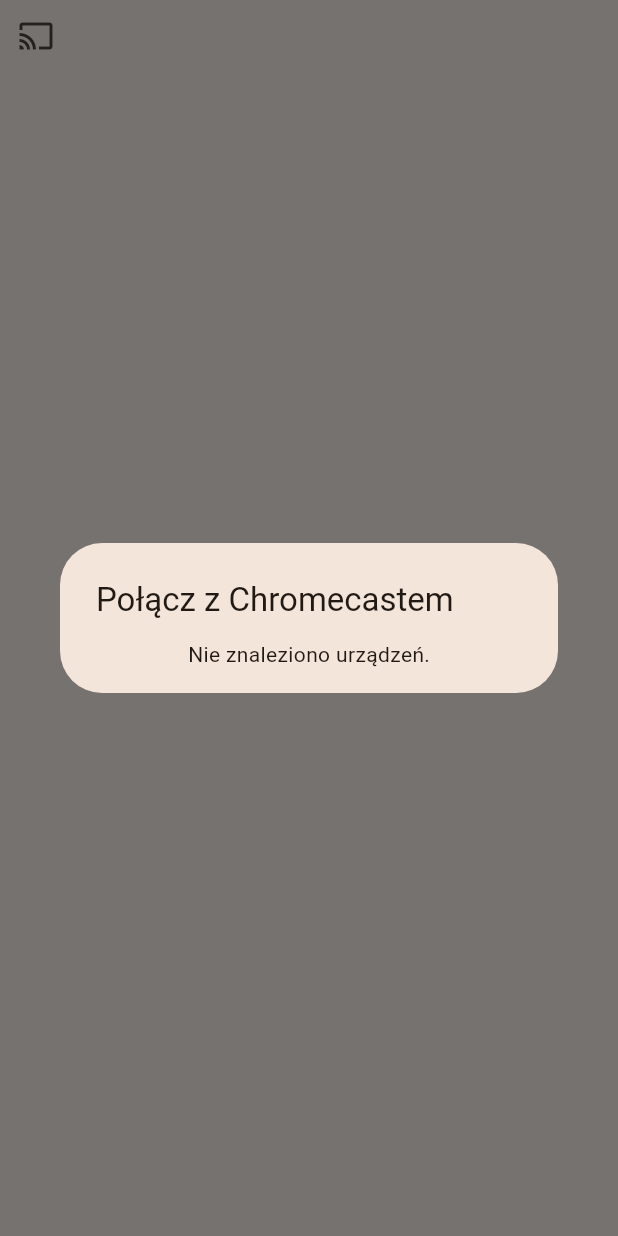
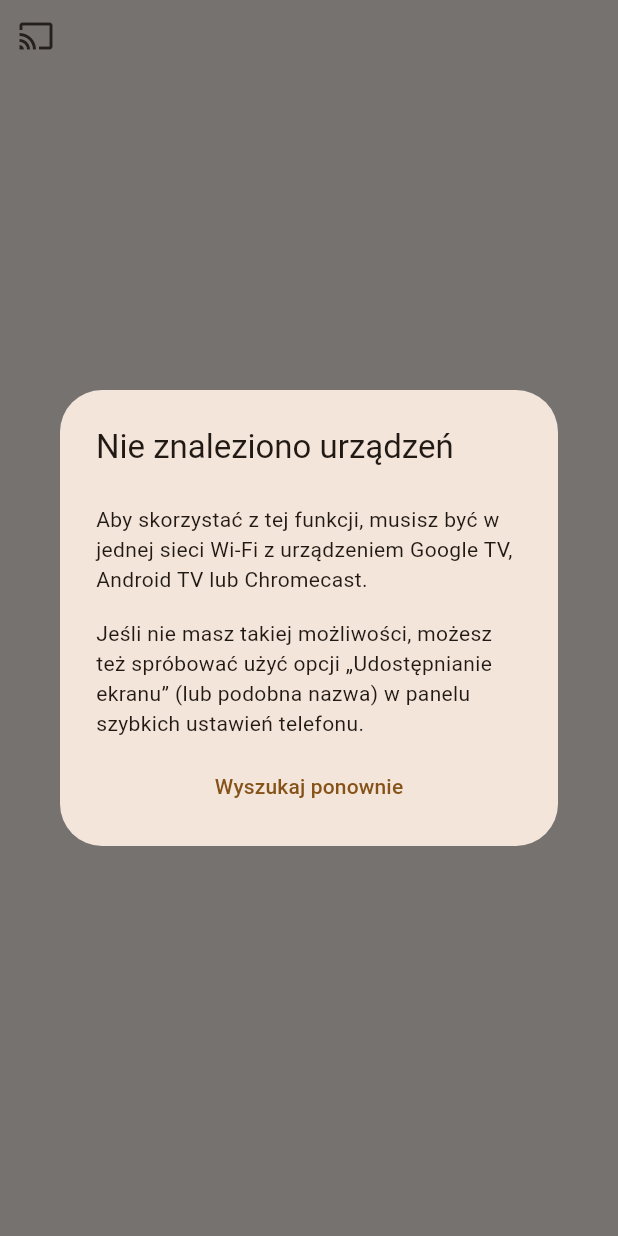
Before and after one commit to hejmsdz/slidesui, a Flutter app: the CastButton widget shown alone on an empty page, opened directly with empty values, after a tap on the "cast" icon, on a phone screen of 412 x 824 dp. Run offline on Flutter 3.47's test engine with Material 3 defaults, Android fonts, the phone set to English and light mode, and no system bars; our stand-ins replace dio, flutter_secure_storage, flutter_settings_screens, flutter_slidable, google_sign_in, package_info_plus and 3 more; missing offline and left inert: background_downloader, cast, external_display, pdfx; accounts and stored records are empty; network calls fail.

Commit message:
better cast messages

```diff
--- a/lib/cast.dart
+++ b/lib/cast.dart
@@ -7,6 +7,108 @@
 import 'package:slidesui/presentation.dart';
 import 'package:slidesui/state.dart';
 import 'package:slidesui/strings.dart';
+
+class CastDeviceDialog extends StatefulWidget {
+  final CastService castService;
+  final void Function(CastDevice) onDeviceSelected;
+
+  const CastDeviceDialog({
+    super.key,
+    required this.castService,
+    required this.onDeviceSelected,
+  });
+
+  @override
+  State<CastDeviceDialog> createState() => _CastDeviceDialogState();
+}
+
+class _CastDeviceDialogState extends State<CastDeviceDialog> {
+  List<CastDevice> _devices = [];
+  bool _isSearching = true;
+
+  @override
+  void initState() {
+    super.initState();
+    searchDevices();
+  }
+
+  Future<void> searchDevices() async {
+    setState(() {
+      _isSearching = true;
+    });
+    final devices = await widget.castService.searchDevices();
+    setState(() {
+      _devices = devices;
+      _isSearching = false;
+    });
+  }
+
+  Widget _buildLoadingIndicator() {
+    return const Center(
+      child: Padding(
+        padding: EdgeInsets.all(8),
+        child: CircularProgressIndicator(),
+      ),
+    );
+  }
+
+  Widget _buildNoDevicesFound() {
+    return ConstrainedBox(
+      constraints: const BoxConstraints(maxWidth: 400),
+      child: Column(
+        mainAxisSize: MainAxisSize.min,
+        children: [
+          Padding(
+            padding: const EdgeInsets.all(8),
+            child: Text(strings['castNoDevicesFoundDescription1']!),
+          ),
+          Padding(
+            padding: const EdgeInsets.all(8),
+            child: Text(strings['castNoDevicesFoundDescription2']!),
+          ),
+          _buildSearchAgainButton(),
+        ],
+      ),
+    );
+  }
+
+  Widget _buildSearchAgainButton() {
+    return TextButton(
+      onPressed: searchDevices,
+      child: Text(strings['searchAgain']!),
+    );
+  }
+
+  List<Widget> _buildDeviceList() {
+    return [
+      ..._devices.map((device) => SimpleDialogOption(
+            onPressed: () => widget.onDeviceSelected(device),
+            child: Text(
+              device.name,
+              overflow: TextOverflow.ellipsis,
+            ),
+          )),
+      _buildSearchAgainButton(),
+    ];
+  }
+
+  @override
+  Widget build(BuildContext context) {
+    final hasNoDevicesFound = !_isSearching && _devices.isEmpty;
+
+    return SimpleDialog(
+      title: Text(hasNoDevicesFound
+          ? strings['castNoDevicesFound']!
+          : strings['castSelectDevice']!),
+      contentPadding: const EdgeInsets.all(16),
+      children: _isSearching
+          ? [_buildLoadingIndicator()]
+          : hasNoDevicesFound
+              ? [_buildNoDevicesFound()]
+              : _buildDeviceList(),
+    );
+  }
+}
 
 class CastButton extends StatefulWidget {
   const CastButton({
@@ -63,65 +165,18 @@
     }
   }
 
-  List<Widget> buildDeviceDialogContent(
-      AsyncSnapshot<List<CastDevice>> snapshot) {
-    if (snapshot.hasError) {
-      return [
-        Center(
-          child: Text(strings['castError']!
-              .replaceFirst('{error}', snapshot.error.toString())),
-        )
-      ];
-    }
-
-    if (!snapshot.hasData) {
-      return [
-        const Center(
-          child: Padding(
-            padding: EdgeInsets.all(8),
-            child: CircularProgressIndicator(),
-          ),
-        )
-      ];
-    }
-
-    if (snapshot.data!.isEmpty) {
-      return [
-        Column(
-          children: [
-            Center(
-              child: Text(strings['castNoDevicesFound']!),
-            ),
-          ],
-        )
-      ];
-    }
-
-    return snapshot.requireData
-        .map((device) => SimpleDialogOption(
-              onPressed: () {
-                Navigator.pop(context, device);
-              },
-              child: Text(device.name),
-            ))
-        .toList();
-  }
-
   Future<CastDevice?> chooseDevice() async {
     return showDialog<CastDevice>(
-        context: context,
-        builder: (BuildContext context) {
-          final devices = _castService!.searchDevices();
-
-          return FutureBuilder(
-              future: devices,
-              builder: (context, snapshot) {
-                return SimpleDialog(
-                  title: Text(strings['castSelectDevice']!),
-                  children: buildDeviceDialogContent(snapshot),
-                );
-              });
-        });
+      context: context,
+      builder: (BuildContext context) {
+        return CastDeviceDialog(
+          castService: _castService!,
+          onDeviceSelected: (device) {
+            Navigator.pop(context, device);
+          },
+        );
+      },
+    );
   }
 
   showConnectionErrorDialog() {
--- a/lib/strings.dart
+++ b/lib/strings.dart
@@ -70,9 +70,14 @@
   'no': 'Nie',
   'pause': 'Wstrzymaj',
   'resume': 'Wznów',
-  'cast': 'Przesyłanie (Chromecast)',
-  'castSelectDevice': 'Połącz z Chromecastem',
-  'castNoDevicesFound': 'Nie znaleziono urządzeń.',
+  'cast': 'Przesyłanie (Google Cast)',
+  'castSelectDevice': 'Połącz się z urządzeniem',
+  'castNoDevicesFound': 'Nie znaleziono urządzeń',
+  'castNoDevicesFoundDescription1':
+      'Aby skorzystać z tej funkcji, musisz być w jednej sieci Wi-Fi z urządzeniem Google TV, Android TV lub Chromecast.',
+  'castNoDevicesFoundDescription2':
+      'Jeśli nie masz takiej możliwości, możesz też spróbować użyć opcji „Udostępnianie ekranu” (lub podobna nazwa) w panelu szybkich ustawień telefonu.',
+  'searchAgain': 'Wyszukaj ponownie',
   'castError': 'Błąd: {error}',
   'castConnected': 'Połączono z urządzeniem.',
   'castDisconnected': 'Odłączono od urządzenia.',
```
